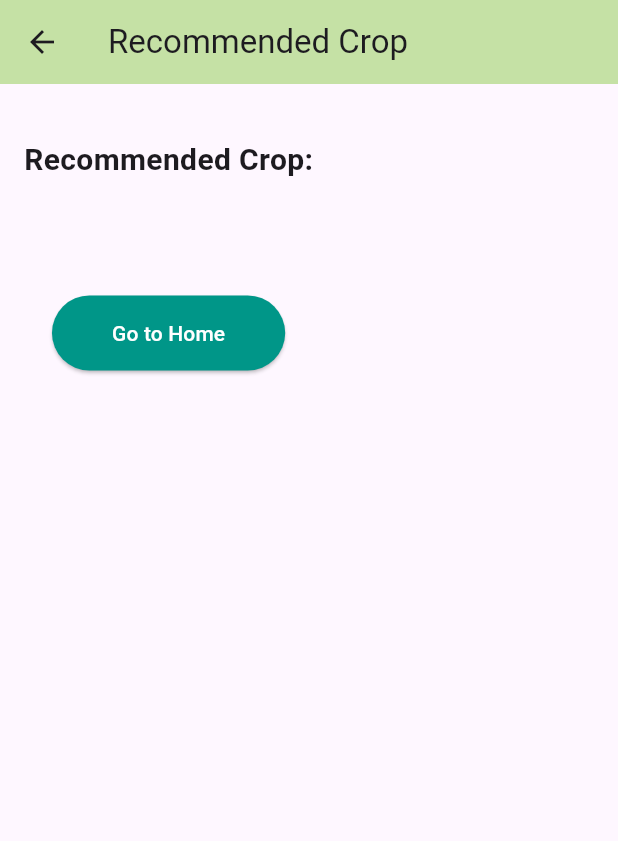
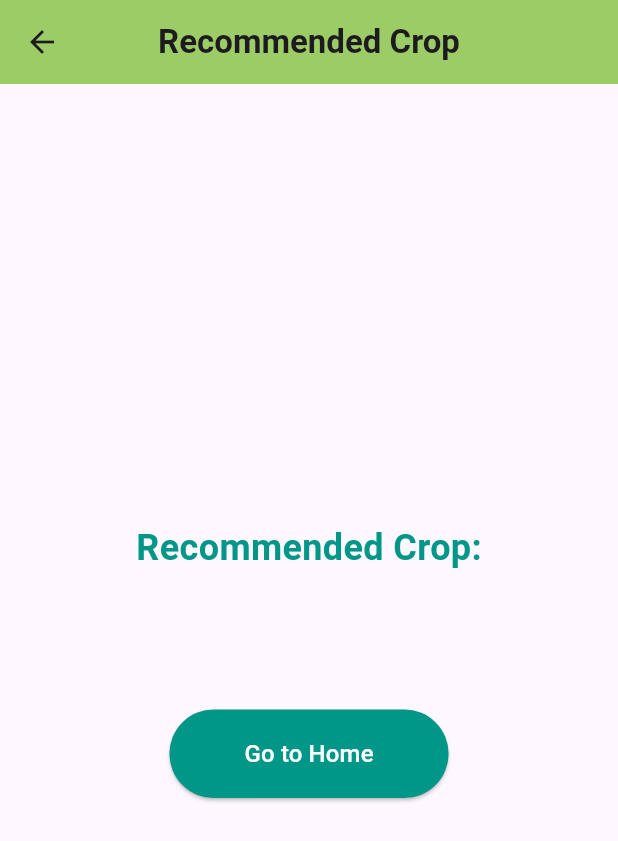
Before and after one commit to D-Binara/AgriConnect-Frontend, a Flutter app: the CropResultPage screen opened directly with empty values, on a phone screen of 412 x 824 dp. Shown: the top 841 px of the screen. Run offline on Flutter 3.47's test engine with Material 3 defaults, Android fonts, the light colour scheme and no system bars; our stand-ins replace flutter_dotenv, image_picker.

Commit message:
edit result pages UI

```diff
--- a/agri_connect/lib/screens/crop_result_page.dart
+++ b/agri_connect/lib/screens/crop_result_page.dart
@@ -9,41 +9,65 @@ class CropResultPage extends StatelessWidget {
   Widget build(BuildContext context) {
     return Scaffold(
       appBar: AppBar(
-        title: const Text('Recommended Crop'),
-        backgroundColor: Colors.lightGreen[200],
+        title: const Text(
+          'Recommended Crop',
+          style: TextStyle(
+            fontWeight: FontWeight.bold,
           ),
-      body: Padding(
+        ),
+        centerTitle: true, // Centers the app bar title
+        backgroundColor: Colors.lightGreen[400],
+        elevation: 0,
+      ),
+      body: Center( // Centering all content
+        child: Padding(
           padding: const EdgeInsets.all(16.0),
           child: Column(
-          crossAxisAlignment: CrossAxisAlignment.center,
+            mainAxisSize: MainAxisSize.min, // Only takes up the necessary space
+            mainAxisAlignment: MainAxisAlignment.center, // Centers vertically
+            crossAxisAlignment: CrossAxisAlignment.center, // Centers horizontally
             children: [
-            const SizedBox(height: 20),
-            Text(
+              const Text(
                 'Recommended Crop:',
-              style: TextStyle(fontSize: 20, fontWeight: FontWeight.bold),
+                style: TextStyle(
+                  fontSize: 24,
+                  fontWeight: FontWeight.bold,
+                  color: Colors.teal,
+                ),
               ),
               const SizedBox(height: 20),
               Text(
                 crop,
-              style: TextStyle(fontSize: 18),
+                style: TextStyle(
+                  fontSize: 22,
+                  fontWeight: FontWeight.w500,
+                  color: Colors.grey[800],
                 ),
-            const SizedBox(height: 30),
+              ),
+              const SizedBox(height: 40),
               ElevatedButton(
                 onPressed: () {
                   Navigator.pop(context); // Navigate back to the home page
                 },
                 child: const Text(
                   'Go to Home',
-                style: TextStyle(color: Colors.white),
+                  style: TextStyle(
+                    color: Colors.white,
+                    fontSize: 16,
+                  ),
                 ),
                 style: ElevatedButton.styleFrom(
                   backgroundColor: Colors.teal,
-                padding: const EdgeInsets.symmetric(horizontal: 40, vertical: 15),
+                  padding: const EdgeInsets.symmetric(horizontal: 50, vertical: 18),
+                  shape: RoundedRectangleBorder(
+                    borderRadius: BorderRadius.circular(30),
+                  ),
                 ),
               ),
             ],
           ),
         ),
+      ),
     );
   }
 }
--- a/agri_connect/pubspec.yaml
+++ b/agri_connect/pubspec.yaml
@@ -90,6 +90,8 @@ flutter:
     - family: NotoSansSinhala
       fonts:
         - asset: assets/fonts/NotoSansSinhala-VariableFont_wdth,wght.ttf
+        - asset: assets/fonts/NotoSansSinhala-Regular.ttf
+        - asset: assets/fonts/NotoSansSinhala-Bold.ttf
   #       - asset: fonts/Schyler-Italic.ttf
   #         style: italic
   #   - family: Trajan Pro
```
Also changed, not shown: agri_connect/lib/screens/prediction_result_page.dart (+75 -11 lines), agri_connect/assets/fonts/NotoSansSinhala-Bold.ttf (added), agri_connect/assets/fonts/NotoSansSinhala-Regular.ttf (added), 1 other file. Lines whose indentation alone changed are shown as unchanged.
